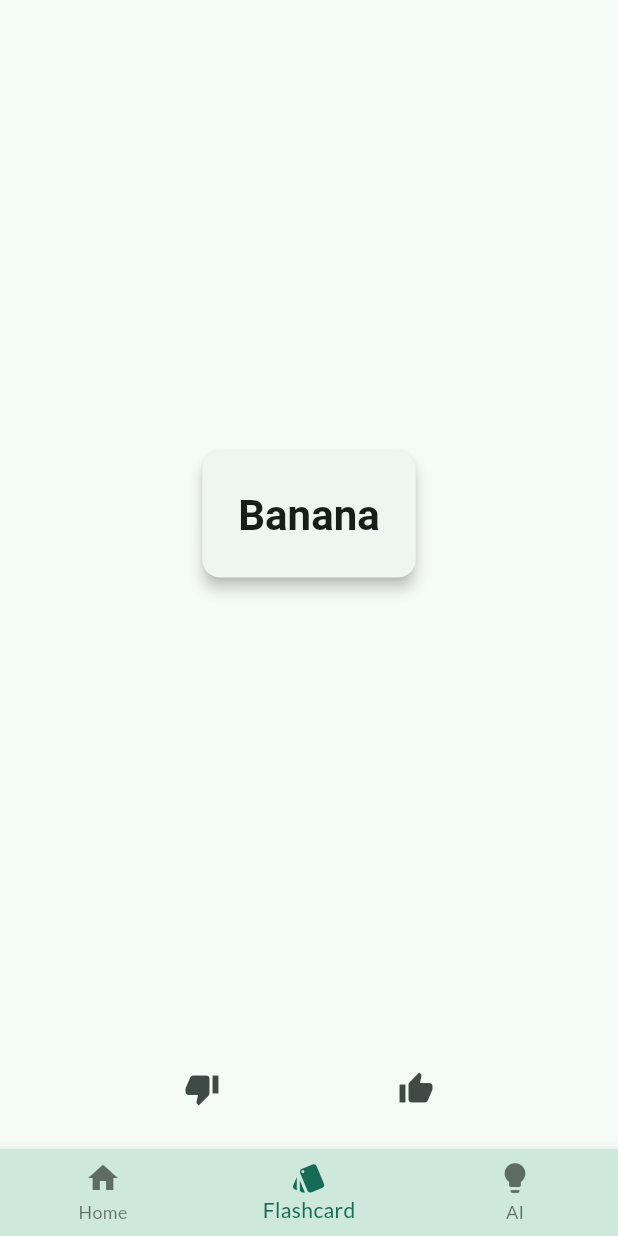
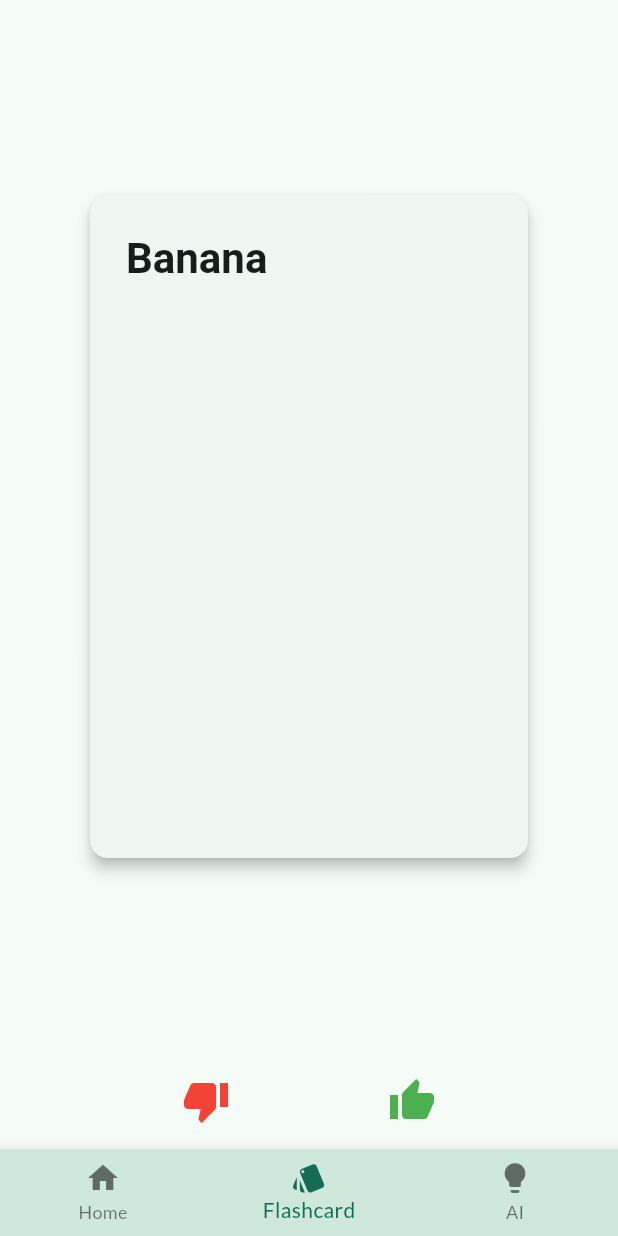
Before and after one commit to rogerfan48/meichu-hackathon, a Flutter app: the screen it shows after launch, item 2 of the bottom bar chosen, after a tap on the "thumb down" icon, on a phone screen of 412 x 824 dp. Run offline on Flutter 3.47's test engine with Material 3 defaults, Android fonts, the phone set to English and light mode, and no system bars; drawn by our look-alikes of flip_card, showcaseview; our stand-ins replace cloud_firestore, cloud_functions, firebase_auth, firebase_core, firebase_storage, flutter_svg and 10 more; missing offline and left inert: model_viewer_plus, syncfusion_flutter_core; accounts and stored records are empty; Roboto replaces fonts that are missing (Signika).

Commit message:
duilingo: add thumb up and thumb down

```diff
--- a/lib/pages/flashcard_page.dart
+++ b/lib/pages/flashcard_page.dart
@@ -56,12 +56,14 @@ class _FlashcardPageState extends State<FlashcardPage> {
             child: Row(
               mainAxisAlignment: MainAxisAlignment.spaceEvenly,
               children: [
-                IconButton(
-                  icon: const Icon(Icons.thumb_down),
+                _AnimatedThumbButton(
+                  icon: Icons.thumb_down,
+                  color: Colors.red,
                   onPressed: _nextCard,
                 ),
-                IconButton(
-                  icon: const Icon(Icons.thumb_up),
+                _AnimatedThumbButton(
+                  icon: Icons.thumb_up,
+                  color: Colors.green,
                   onPressed: _nextCard,
                 ),
               ],
@@ -95,6 +97,10 @@ class _CardState extends State<_Card> {
       model: 'gemini-pro-vision',
       apiKey: apiKey,
     );
+  }
+
+  bool _isChinese(String text) {
+    return RegExp(r'[\u4E00-\u9FFF]').hasMatch(text);
   }
 
   @override
@@ -138,6 +144,9 @@ class _CardState extends State<_Card> {
   @override
   Widget build(BuildContext context) {
     return Center(
+      child: SizedBox(
+        width: 300,
+        height: 450,
         child: FlipCard(
           front: Card(
             elevation: 4,
@@ -170,12 +179,80 @@ class _CardState extends State<_Card> {
           ),
           onFlip: () {
             if (_imageFuture == null) {
+              final lang = _isChinese(widget.text) ? 'zh-TW' : 'en-US';
+              flutterTts.setLanguage(lang);
               setState(() {
                 _imageFuture = _generateImage(widget.text);
               });
             }
           },
+          onFlipDone: (isFront) {
+            if (isFront) {
+              flutterTts.speak(widget.text);
+            }
+          },
+        ),
       ),
     );
   }
 }
+
+class _AnimatedThumbButton extends StatefulWidget {
+  final IconData icon;
+  final Color color;
+  final VoidCallback onPressed;
+
+  const _AnimatedThumbButton({
+    required this.icon,
+    required this.color,
+    required this.onPressed,
+  });
+
+  @override
+  State<_AnimatedThumbButton> createState() => _AnimatedThumbButtonState();
+}
+
+class _AnimatedThumbButtonState extends State<_AnimatedThumbButton>
+    with SingleTickerProviderStateMixin {
+  late final AnimationController _controller;
+  late final Animation<double> _animation;
+
+  @override
+  void initState() {
+    super.initState();
+    _controller = AnimationController(
+      vsync: this,
+      duration: const Duration(milliseconds: 100),
+    );
+    _animation = Tween<double>(begin: 1.0, end: 1.5).animate(
+      CurvedAnimation(parent: _controller, curve: Curves.easeOut),
+    );
+  }
+
+  @override
+  void dispose() {
+    _controller.dispose();
+    super.dispose();
+  }
+
+  Future<void> _onTap() async {
+    await _controller.forward();
+    await _controller.reverse();
+    widget.onPressed();
+  }
+
+  @override
+  Widget build(BuildContext context) {
+    return GestureDetector(
+      onTap: _onTap,
+      child: ScaleTransition(
+        scale: _animation,
+        child: Icon(
+          widget.icon,
+          color: widget.color,
+          size: 32,
+        ),
+      ),
+    );
+  }
+}
```
Also changed, not shown: 1 other file. Lines whose indentation alone changed are shown as unchanged.
